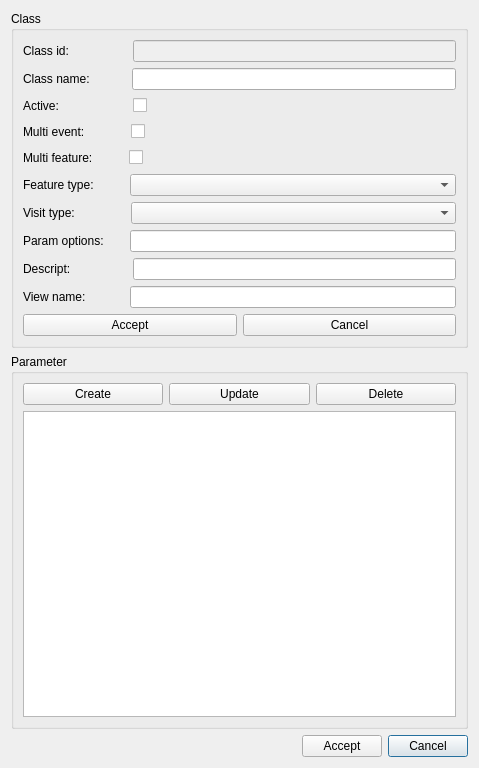
Giswater/giswater_qgis_plugin, file core/ui/admin/admin_visitclass.ui: the form before one commit.
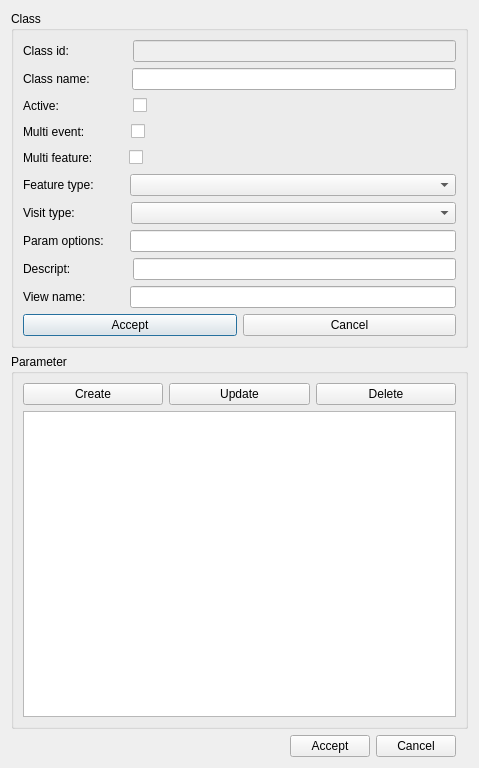
The form after the commit.

Commit message: feat(.ui files): add lyt_buttons in missing files

```diff
--- a/core/ui/admin/admin_visitclass.ui
+++ b/core/ui/admin/admin_visitclass.ui
@@ -14,13 +14,6 @@
    <string>Manage visit class</string>
   </property>
   <layout class="QGridLayout" name="gridLayout_2">
-   <item row="2" column="5">
-    <widget class="QPushButton" name="btn_cancel">
-     <property name="text">
-      <string>Cancel</string>
-     </property>
-    </widget>
-   </item>
    <item row="0" column="2" colspan="4">
     <widget class="QGroupBox" name="groupBox">
      <property name="title">
@@ -442,24 +435,35 @@
     </widget>
    </item>
    <item row="2" column="3">
-    <spacer name="horizontalSpacer">
-     <property name="orientation">
-      <enum>Qt::Horizontal</enum>
-     </property>
-     <property name="sizeHint" stdset="0">
-      <size>
-       <width>40</width>
-       <height>20</height>
-      </size>
-     </property>
-    </spacer>
-   </item>
-   <item row="2" column="4">
-    <widget class="QPushButton" name="btn_ok">
-     <property name="text">
-      <string>Accept</string>
-     </property>
-    </widget>
+    <layout class="QGridLayout" name="lyt_buttons">
+     <item row="0" column="1">
+      <widget class="QPushButton" name="btn_ok">
+       <property name="text">
+        <string>Accept</string>
+       </property>
+      </widget>
+     </item>
+     <item row="0" column="0">
+      <spacer name="horizontalSpacer">
+       <property name="orientation">
+        <enum>Qt::Horizontal</enum>
+       </property>
+       <property name="sizeHint" stdset="0">
+        <size>
+         <width>40</width>
+         <height>20</height>
+        </size>
+       </property>
+      </spacer>
+     </item>
+     <item row="0" column="2">
+      <widget class="QPushButton" name="btn_cancel">
+       <property name="text">
+        <string>Cancel</string>
+       </property>
+      </widget>
+     </item>
+    </layout>
    </item>
   </layout>
  </widget>
```
The commit also changes 29 other files.
